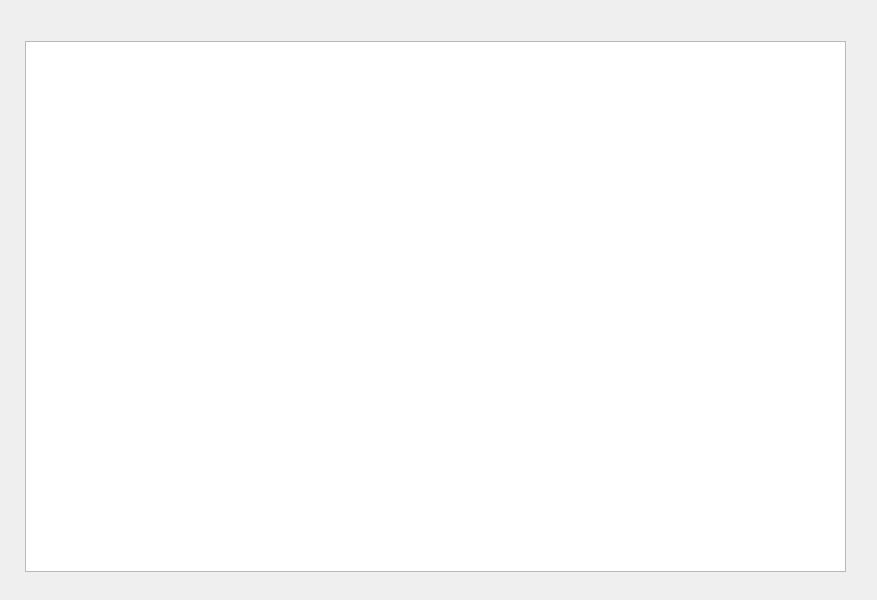
Old version of the form ventanaparaiso.ui in the repository gaboq98/ArbolDelJuicio.
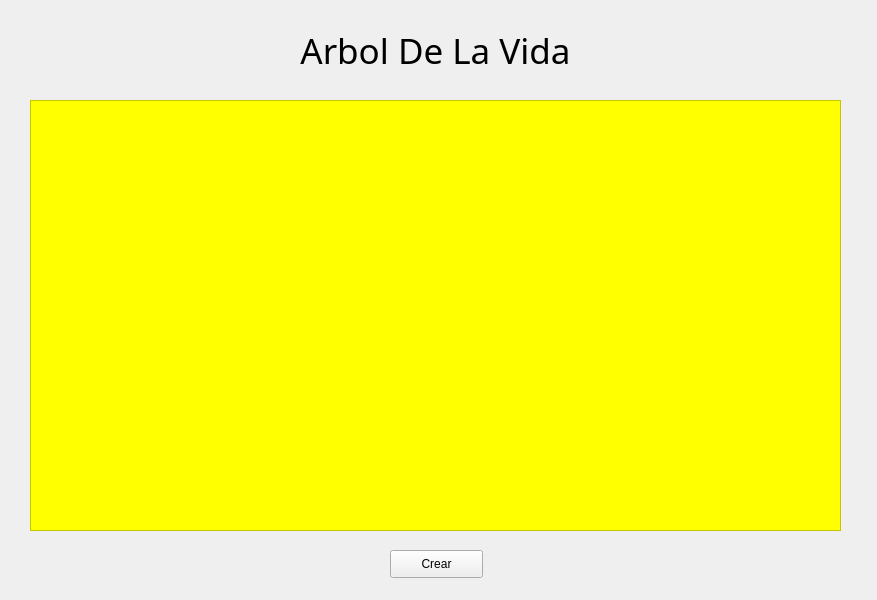
New version of the form.

```diff
--- a/ventanaparaiso.ui
+++ b/ventanaparaiso.ui
@@ -13,15 +13,64 @@
   <property name="windowTitle">
    <string>MainWindow</string>
   </property>
+  <property name="styleSheet">
+   <string notr="true"/>
+  </property>
   <widget class="QWidget" name="centralwidget">
-   <widget class="QTreeView" name="treeView">
+   <widget class="QPushButton" name="crear">
     <property name="geometry">
      <rect>
-      <x>25</x>
-      <y>41</y>
-      <width>821</width>
-      <height>531</height>
+      <x>390</x>
+      <y>550</y>
+      <width>93</width>
+      <height>28</height>
      </rect>
+    </property>
+    <property name="text">
+     <string>Crear</string>
+    </property>
+   </widget>
+   <widget class="QTextEdit" name="textEdit_personas">
+    <property name="geometry">
+     <rect>
+      <x>30</x>
+      <y>100</y>
+      <width>811</width>
+      <height>431</height>
+     </rect>
+    </property>
+    <property name="styleSheet">
+     <string notr="true">background-color: yellow</string>
+    </property>
+    <property name="readOnly">
+     <bool>true</bool>
+    </property>
+   </widget>
+   <widget class="QLabel" name="label">
+    <property name="geometry">
+     <rect>
+      <x>260</x>
+      <y>10</y>
+      <width>351</width>
+      <height>81</height>
+     </rect>
+    </property>
+    <property name="font">
+     <font>
+      <family>Book Antiqua</family>
+      <pointsize>26</pointsize>
+      <italic>false</italic>
+     </font>
+    </property>
+    <property name="styleSheet">
+     <string notr="true">border: none;
+background-repeat: none;</string>
+    </property>
+    <property name="text">
+     <string>Arbol De La Vida</string>
+    </property>
+    <property name="alignment">
+     <set>Qt::AlignCenter</set>
     </property>
    </widget>
   </widget>
```
